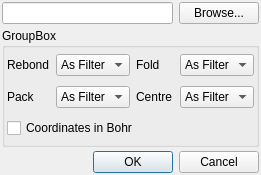
Qt form trunk/src/gui/loadmodel.ui (trisyoungs/aten) before a commit.
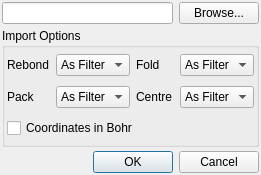
The same form after that commit. Icons and pictures are not drawn.

Commit message: General improvements and fixes regarding manual input of filename in AtenLoadModel dialog.

```diff
--- a/trunk/src/gui/loadmodel.ui
+++ b/trunk/src/gui/loadmodel.ui
@@ -49,7 +49,7 @@
    <item>
     <widget class="QGroupBox" name="LoadModelOptionGroup" >
      <property name="title" >
-      <string>GroupBox</string>
+      <string>Import Options</string>
      </property>
      <layout class="QHBoxLayout" >
       <property name="margin" >
```
The commit also changes 7 other files.
